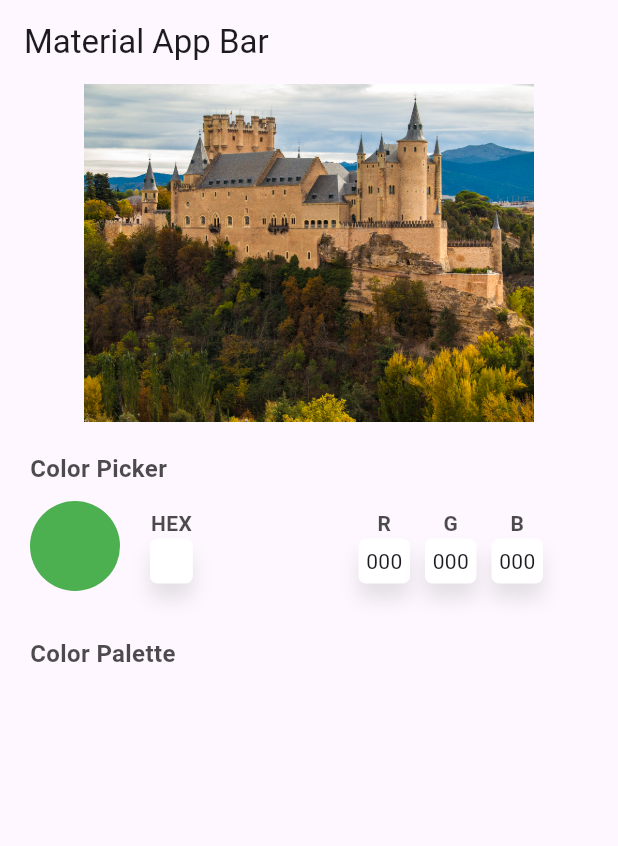
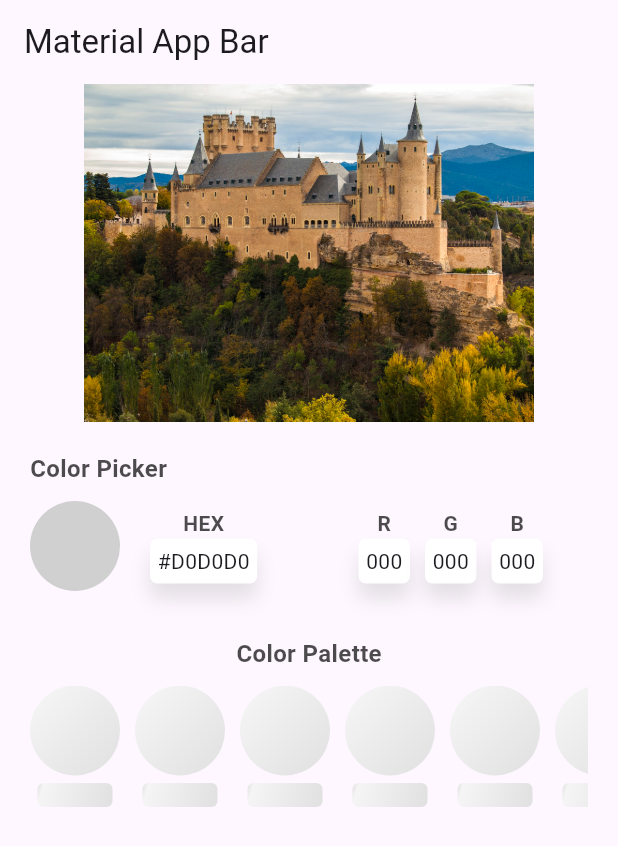
Before and after one commit to DarienRomero/flutter_color_palette, a Flutter app: the screen it shows after launch, on a phone screen of 412 x 824 dp. Shown: the top 846 px of the screen. Run offline on Flutter 3.47's test engine with Material 3 defaults, Android fonts, the phone set to English and light mode, and no system bars.

Commit message:
feat: refactor widgets

```diff
--- a/lib/flutter_color_palette.dart
+++ b/lib/flutter_color_palette.dart
@@ -5,9 +5,9 @@ import 'dart:typed_data';
 import 'package:flutter/material.dart';
 import 'package:flutter_color_palette/models/color_model.dart';
 import 'package:flutter_color_palette/utils/color_frequency.dart';
-import 'package:flutter_color_palette/widgets/color_item.dart';
-import 'package:flutter_color_palette/widgets/data_indicator.dart';
 import 'package:flutter_color_palette/widgets/flexible_image_widget.dart';
+import 'package:flutter_color_palette/widgets/color_item_list.dart';
+import 'package:flutter_color_palette/widgets/color_palette_selectables.dart';
 
 class FlutterColorPalette extends StatefulWidget {
   final ImageProvider<Object> imageProvider;
@@ -37,15 +37,12 @@ class _FlutterColorPaletteState extends State<FlutterColorPalette> {
   Future<void> _loadImageData() async {
     try {
       final imageBytes = await readImageData(widget.imageProvider);
-      print("Get image bytes ${imageBytes.length}");
       _imageBytesNotifier.value = imageBytes;
 
       final colors = await getMostFrequentColors(widget.imageProvider, imageBytes);
-      print("Get colores ${colors.length}");
       _colorModelsNotifier.value = colors;
       _isLoadingNotifier.value = false;
     } catch (e) {
-      print("Error loading image data: $e");
       _isLoadingNotifier.value = false;
     }
   }
@@ -72,53 +69,8 @@ class _FlutterColorPaletteState extends State<FlutterColorPalette> {
             },
           ),
           Container(height: 20),
-          Column(
-            crossAxisAlignment: CrossAxisAlignment.start,
-            children: [
-              Text("Color Picker", style: TextStyle(
-                fontSize: 16,
-                fontWeight: FontWeight.bold,
-                color: Colors.black.withOpacity(0.7)
-              )),
-              Container(height: 10),
-              ValueListenableBuilder<ColorModel?>(
-                valueListenable: _colorDetectedNotifier,
-                builder: (context, colorDetected, child) {
-                  return Row(
-                    crossAxisAlignment: CrossAxisAlignment.center,
-                    mainAxisSize: MainAxisSize.max,
-                    children: [
-                      Container(
-                        width: 60,
-                        height: 60,
-                        decoration: BoxDecoration(
-                          shape: BoxShape.circle,
-                          color: colorDetected?.color ?? Colors.green
-                        ),
-                      ),
-                      Container(width: 20),
-                      Expanded(
-                        child: Row(
-                          mainAxisSize: MainAxisSize.max,
-                          mainAxisAlignment: MainAxisAlignment.spaceBetween,
-                          children: [
-                            DataIndicator(title: "HEX", value: colorDetected?.hex ?? "     "),
-                            Row(
-                              children: [
-                                DataIndicator(title: "R", value: (colorDetected?.red.toString() ?? "0").padLeft(3, '0')),
-                                Container(width: 10),
-                                DataIndicator(title: "G", value: (colorDetected?.green.toString() ?? "0").padLeft(3, '0')),
-                                Container(width: 10),
-                                DataIndicator(title: "B", value: (colorDetected?.blue.toString() ?? "0").padLeft(3, '0')),
-                              ],
-                            ),
-                          ],
-                        ),
-                      ),
-                      Container(width: 30),
-                    ],
-                  );
-                },
+          ColorPaletteSelectables(
+            colorDetectedNotifier: _colorDetectedNotifier,
           ),
           Container(height: 30),
           Text(
@@ -130,32 +82,10 @@ class _FlutterColorPaletteState extends State<FlutterColorPalette> {
             )
           ),
           Container(height: 10),
-              ValueListenableBuilder<List<ColorModel>>(
-                valueListenable: _colorModelsNotifier,
-                builder: (context, colorModels, child) {
-                  return ValueListenableBuilder<bool>(
-                    valueListenable: _isLoadingNotifier,
-                    builder: (context, isLoading, child) {
-                      return SizedBox(
-                        height: 100,
-                        child: ListView.separated(
-                          scrollDirection: Axis.horizontal,
-                          itemCount: colorModels.length,
-                          itemBuilder: (context, index) {
-                            final item = colorModels[index];
-                            return ColorItem(colorModel: item);
-                          },
-                          separatorBuilder: (context, index) {
-                            return Container(width: 10);
-                          },
+          ColorItemList(
+            colorModelsNotifier: _colorModelsNotifier,
+            isLoadingNotifier: _isLoadingNotifier,
           ),
-                      );
-                    },
-                  );
-                },
-              ),
-            ],
-          )
         ],
       ),
     );
--- a/lib/utils/color_frequency.dart
+++ b/lib/utils/color_frequency.dart
@@ -71,18 +71,8 @@ Future<Uint8List> readImage(ImageProvider imageProvider) async {
 }
 
 Future<Uint8List> readImageData(ImageProvider imageProvider) async {
-  final completer = Completer<Uint8List>();
-
-  SchedulerBinding.instance.scheduleTask(() async {
-    try {
-      final data = await readImage(imageProvider);
-      completer.complete(data);
-    } catch (e) {
-      completer.completeError(e);
-    }
-  }, Priority.animation);
-  print("Get image data");
-  return completer.future;
+  final data = await readImage(imageProvider);
+  return data;
 }
 
 /// Obtiene los colores más frecuentes de una imagen
--- a/lib/widgets/color_item.dart
+++ b/lib/widgets/color_item.dart
@@ -1,25 +1,36 @@
 import 'package:flutter/material.dart';
 import 'package:flutter_color_palette/models/color_model.dart';
+import 'package:flutter_color_palette/widgets/skeleton_widget.dart';
 
 class ColorItem extends StatelessWidget {
-  final ColorModel colorModel;
-  const ColorItem({super.key, required this.colorModel});
+  final ColorModel? colorModel;
+  final bool isLoading;
+
+  const ColorItem({
+    super.key,
+    this.colorModel,
+    this.isLoading = false,
+  });
 
   @override
   Widget build(BuildContext context) {
+    if (isLoading || colorModel == null) {
+      return const ColorItemSkeleton();
+    }
+
     return Column(
-      key: Key(colorModel.hex),
+      key: Key(colorModel!.hex),
       children: [
         Container(
           width: 60,
           height: 60,
           decoration: BoxDecoration(
-            color: colorModel.color,
+            color: colorModel!.color,
             shape: BoxShape.circle
           ),
         ),
         Container(height: 5),
-        Text(colorModel.hex, style: TextStyle(
+        Text(colorModel!.hex, style: TextStyle(
           fontSize: 14,
           color: Colors.black.withOpacity(0.7)
         )),
--- /dev/null
+++ b/lib/widgets/color_item_list.dart
@@ -0,0 +1,58 @@
+import 'package:flutter/material.dart';
+import 'package:flutter_color_palette/models/color_model.dart';
+import 'package:flutter_color_palette/widgets/color_item.dart';
+
+class ColorItemList extends StatelessWidget {
+  final ValueNotifier<List<ColorModel>> colorModelsNotifier;
+  final ValueNotifier<bool> isLoadingNotifier;
+
+  const ColorItemList({
+    super.key,
+    required this.colorModelsNotifier,
+    required this.isLoadingNotifier,
+  });
+
+  @override
+  Widget build(BuildContext context) {
+    return ValueListenableBuilder<List<ColorModel>>(
+      valueListenable: colorModelsNotifier,
+      builder: (context, colorModels, child) {
+        return ValueListenableBuilder<bool>(
+          valueListenable: isLoadingNotifier,
+          builder: (context, isLoading, child) {
+            if (isLoading) {
+              return SizedBox(
+                height: 100,
+                child: ListView.separated(
+                  scrollDirection: Axis.horizontal,
+                  itemCount: 10, // Mostrar 10 skeletons
+                  itemBuilder: (context, index) {
+                    return const ColorItem(isLoading: true);
+                  },
+                  separatorBuilder: (context, index) {
+                    return Container(width: 10);
+                  },
+                ),
+              );
+            }
+
+            return SizedBox(
+              height: 100,
+              child: ListView.separated(
+                scrollDirection: Axis.horizontal,
+                itemCount: colorModels.length,
+                itemBuilder: (context, index) {
+                  final item = colorModels[index];
+                  return ColorItem(colorModel: item);
+                },
+                separatorBuilder: (context, index) {
+                  return Container(width: 10);
+                },
+              ),
+            );
+          },
+        );
+      },
+    );
+  }
+}
--- /dev/null
+++ b/lib/widgets/color_palette_selectables.dart
@@ -0,0 +1,66 @@
+import 'package:flutter/material.dart';
+import 'package:flutter_color_palette/models/color_model.dart';
+import 'package:flutter_color_palette/widgets/data_indicator.dart';
+
+class ColorPaletteSelectables extends StatelessWidget {
+  final ValueNotifier<ColorModel?> colorDetectedNotifier;
+
+  const ColorPaletteSelectables({
+    super.key,
+    required this.colorDetectedNotifier,
+  });
+
+  @override
+  Widget build(BuildContext context) {
+    return Column(
+      crossAxisAlignment: CrossAxisAlignment.start,
+      children: [
+        Text("Color Picker", style: TextStyle(
+          fontSize: 16,
+          fontWeight: FontWeight.bold,
+          color: Colors.black.withOpacity(0.7)
+        )),
+        Container(height: 10),
+        ValueListenableBuilder<ColorModel?>(
+          valueListenable: colorDetectedNotifier,
+          builder: (context, colorDetected, child) {
+            return Row(
+              crossAxisAlignment: CrossAxisAlignment.center,
+              mainAxisSize: MainAxisSize.max,
+              children: [
+                Container(
+                  width: 60,
+                  height: 60,
+                  decoration: BoxDecoration(
+                    shape: BoxShape.circle,
+                    color: colorDetected?.color ?? const Color(0xFFD0D0D0)
+                  ),
+                ),
+                Container(width: 20),
+                Expanded(
+                  child: Row(
+                    mainAxisSize: MainAxisSize.max,
+                    mainAxisAlignment: MainAxisAlignment.spaceBetween,
+                    children: [
+                      DataIndicator(title: "HEX", value: colorDetected?.hex ?? "#D0D0D0"),
+                      Row(
+                        children: [
+                          DataIndicator(title: "R", value: (colorDetected?.red.toString() ?? "0").padLeft(3, '0')),
+                          Container(width: 10),
+                          DataIndicator(title: "G", value: (colorDetected?.green.toString() ?? "0").padLeft(3, '0')),
+                          Container(width: 10),
+                          DataIndicator(title: "B", value: (colorDetected?.blue.toString() ?? "0").padLeft(3, '0')),
+                        ],
+                      ),
+                    ],
+                  ),
+                ),
+                Container(width: 30),
+              ],
+            );
+          },
+        ),
+      ],
+    );
+  }
+}
--- /dev/null
+++ b/lib/widgets/skeleton_widget.dart
@@ -0,0 +1,104 @@
+import 'package:flutter/material.dart';
+
+class SkeletonWidget extends StatefulWidget {
+  final double width;
+  final double height;
+  final double borderRadius;
+  final bool isCircular;
+
+  const SkeletonWidget({
+    super.key,
+    this.width = 60,
+    this.height = 60,
+    this.borderRadius = 8.0,
+    this.isCircular = false,
+  });
+
+  @override
+  State<SkeletonWidget> createState() => _SkeletonWidgetState();
+}
+
+class _SkeletonWidgetState extends State<SkeletonWidget>
+    with SingleTickerProviderStateMixin {
+  late AnimationController _animationController;
+  late Animation<double> _animation;
+
+  @override
+  void initState() {
+    super.initState();
+    _animationController = AnimationController(
+      duration: const Duration(milliseconds: 1500),
+      vsync: this,
+    );
+
+    _animation = Tween<double>(
+      begin: 0.0,
+      end: 1.0,
+    ).animate(CurvedAnimation(
+      parent: _animationController,
+      curve: Curves.easeInOut,
+    ));
+
+    _animationController.repeat();
+  }
+
+  @override
+  void dispose() {
+    _animationController.dispose();
+    super.dispose();
+  }
+
+  @override
+  Widget build(BuildContext context) {
+    return AnimatedBuilder(
+      animation: _animation,
+      builder: (context, child) {
+        return Container(
+          width: widget.width,
+          height: widget.height,
+          decoration: BoxDecoration(
+            shape: widget.isCircular ? BoxShape.circle : BoxShape.rectangle,
+            borderRadius: widget.isCircular ? null : BorderRadius.circular(widget.borderRadius),
+            gradient: LinearGradient(
+              begin: Alignment.topLeft,
+              end: Alignment.bottomRight,
+              colors: [
+                Colors.grey[300]!,
+                Colors.grey[100]!,
+                Colors.grey[300]!,
+              ],
+              stops: [
+                0.0,
+                _animation.value,
+                1.0,
+              ],
+            ),
+          ),
+        );
+      },
+    );
+  }
+}
+
+class ColorItemSkeleton extends StatelessWidget {
+  const ColorItemSkeleton({super.key});
+
+  @override
+  Widget build(BuildContext context) {
+    return const Column(
+      children: [
+        SkeletonWidget(
+          width: 60,
+          height: 60,
+          isCircular: true,
+        ),
+        SizedBox(height: 5),
+        SkeletonWidget(
+          width: 50,
+          height: 16,
+          borderRadius: 4,
+        ),
+      ],
+    );
+  }
+}
```
Lines whose indentation alone changed are shown as unchanged.
